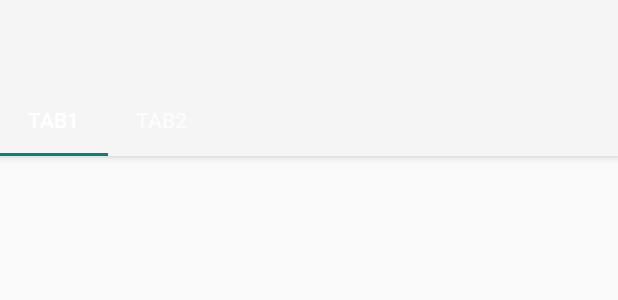
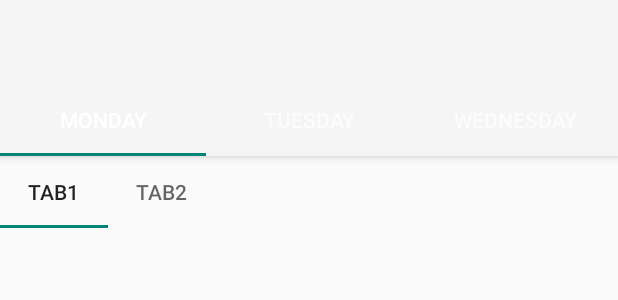
Before and after one commit to androidtenerife/Practica---Coursera, an Android app: the layout activity_main.xml on its own in the app's theme, with its tools: preview values and no code run, on a phone screen of 412 x 824 dp. Shown: the top 300 px of the screen. Run offline under Robolectric (Android 15) with nearby library versions, the phone set to English and light mode, and no system bars.

Commit message:
Colocado el Appbar correctamente Colocado el TabBar correctamente
Y colocado por debajo otro tabBar.

```diff
--- a/app/src/main/res/layout/activity_main.xml
+++ b/app/src/main/res/layout/activity_main.xml
@@ -15,9 +15,45 @@
         <androidx.appcompat.widget.Toolbar
             android:layout_height="?attr/actionBarSize"
             android:layout_width="match_parent"
-            app:layout_scrollFlags="scroll|enterAlways">
+            app:layout_scrollFlags="scroll|enterAlways"
+            android:id="@+id/toolbar">
 
         </androidx.appcompat.widget.Toolbar>
+
+        <com.google.android.material.tabs.TabLayout
+            android:id="@+id/tabLayout"
+            android:layout_width="match_parent"
+            android:layout_height="match_parent">
+
+            <com.google.android.material.tabs.TabItem
+                android:layout_width="wrap_content"
+                android:layout_height="wrap_content"
+                android:text="Monday" />
+
+            <com.google.android.material.tabs.TabItem
+                android:layout_width="wrap_content"
+                android:layout_height="wrap_content"
+                android:text="Tuesday" />
+
+            <com.google.android.material.tabs.TabItem
+                android:layout_width="wrap_content"
+                android:layout_height="wrap_content"
+                android:text="Wednesday" />
+        </com.google.android.material.tabs.TabLayout>
+
+        <androidx.viewpager.widget.ViewPager
+            android:id="@+id/viewPager"
+            android:layout_width="match_parent"
+            android:layout_height="match_parent" />
+
+    </com.google.android.material.appbar.AppBarLayout>
+
+    <androidx.core.widget.NestedScrollView
+        android:layout_width="match_parent"
+        android:layout_height="match_parent"
+
+        app:layout_behavior="com.google.android.material.appbar.AppBarLayout$ScrollingViewBehavior">
+
 
         <com.google.android.material.tabs.TabLayout
             android:id="@+id/tabs"
@@ -27,30 +63,15 @@
             app:tabMode="scrollable">
 
             <com.google.android.material.tabs.TabItem
+                android:layout_width="wrap_content"
                 android:layout_height="wrap_content"
-                android:layout_width="wrap_content"
                 android:text="Tab1" />
 
             <com.google.android.material.tabs.TabItem
+                android:layout_width="wrap_content"
                 android:layout_height="wrap_content"
-                android:layout_width="wrap_content"
                 android:text="Tab2" />
         </com.google.android.material.tabs.TabLayout>
-    </com.google.android.material.appbar.AppBarLayout>
-
-    <androidx.core.widget.NestedScrollView
-        android:layout_width="match_parent"
-        android:layout_height="match_parent"
-
-        app:layout_behavior="com.google.android.material.appbar.AppBarLayout$ScrollingViewBehavior">
-
-        <androidx.appcompat.widget.Toolbar
-            android:id="@+id/toolbar"
-            android:layout_width="match_parent"
-            android:layout_height="?attr/actionBarSize"
-            app:layout_scrollFlags="scroll|enterAlways">
-
-        </androidx.appcompat.widget.Toolbar>
     </androidx.core.widget.NestedScrollView>
 
 </androidx.coordinatorlayout.widget.CoordinatorLayout>
```
